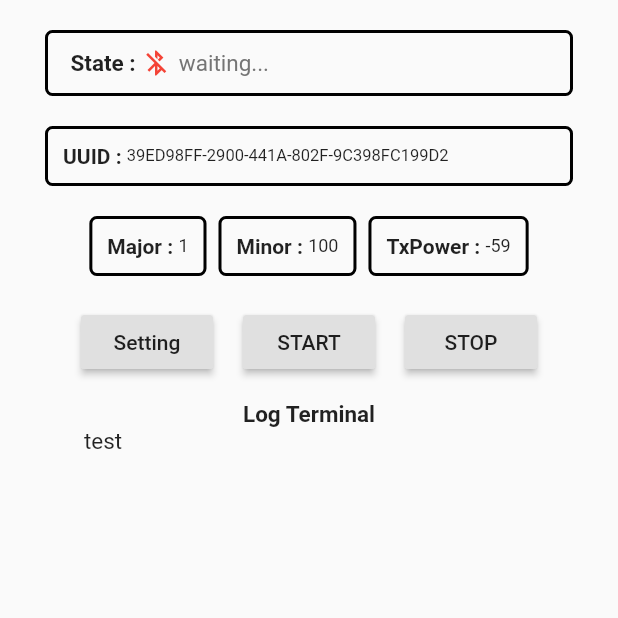
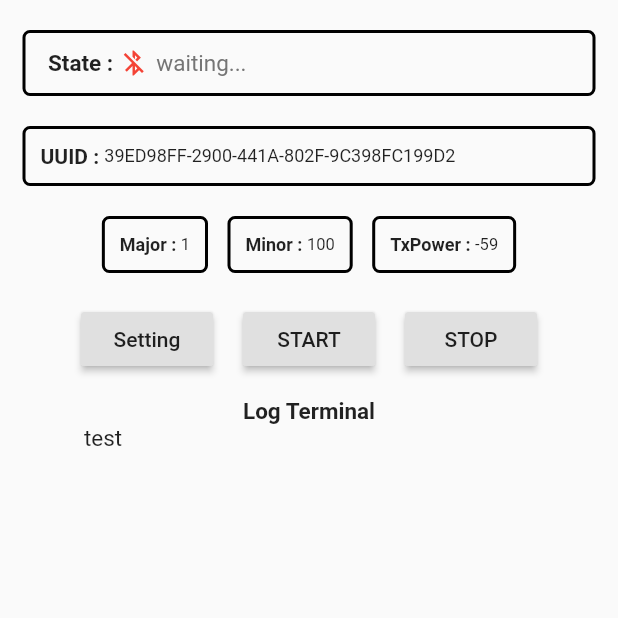
Before and after one commit to Hitbee-dev/BLE_Create_flutter, a Flutter app: the screen it shows after launch, on a phone screen of 412 x 824 dp, the top half of it. Run offline on Flutter 3.47's test engine with Material 2 defaults, Android fonts, the phone set to English and light mode, and no system bars; our stand-ins replace get; missing offline and left inert: beacon_broadcast.

Commit message:
homeLayout Modify

```diff
--- a/lib/home/home.dart
+++ b/lib/home/home.dart
@@ -89,7 +89,7 @@ class _HomeState extends State<Home> {
     final statefontcolor = [Colors.grey[600], Colors.black];
 
     return Container(
-      margin: const EdgeInsets.only(left: 30, right: 30, top: 20),
+      margin: const EdgeInsets.only(left: 15, right: 15, top: 20),
       padding: const EdgeInsets.all(10.0),
       decoration: BoxDecoration(
           border: Border.all(color: Colors.black, width: 2),
@@ -124,7 +124,7 @@ class _HomeState extends State<Home> {
 
   Widget _SetUUID() {
     return Container(
-        margin: const EdgeInsets.only(left: 30, right: 30, top: 20, bottom: 20),
+        margin: const EdgeInsets.only(left: 15, right: 15, top: 20, bottom: 20),
         padding: const EdgeInsets.all(10.0),
         decoration: BoxDecoration(
             border: Border.all(color: Colors.black, width: 2),
@@ -132,52 +132,55 @@ class _HomeState extends State<Home> {
         child: Row(
           children: [
             Text("UUID : ", style: TextStyle(fontWeight: FontWeight.bold)),
-            Text("${uuid}", style: TextStyle(fontSize: 11))
+            Text("${uuid}", style: TextStyle(fontSize: 12))
           ],
         ));
   }
 
   Widget _SetMajor() {
     return Container(
-        margin: const EdgeInsets.only(left: 30, bottom: 20),
+        margin: const EdgeInsets.only(left: 15, bottom: 20),
         padding: const EdgeInsets.all(10.0),
         decoration: BoxDecoration(
             border: Border.all(color: Colors.black, width: 2),
             borderRadius: BorderRadius.all(Radius.circular(5))),
         child: Row(
           children: [
-            Text("Major : ", style: TextStyle(fontWeight: FontWeight.bold)),
-            Text("${majorId}", style: TextStyle(fontSize: 12))
+            Text("Major : ",
+                style: TextStyle(fontWeight: FontWeight.bold, fontSize: 12)),
+            Text("${majorId}", style: TextStyle(fontSize: 11))
           ],
         ));
   }
 
   Widget _SetMinor() {
     return Container(
-        margin: const EdgeInsets.only(left: 8, right: 8, bottom: 20),
+        margin: const EdgeInsets.only(left: 13, right: 13, bottom: 20),
         padding: const EdgeInsets.all(10.0),
         decoration: BoxDecoration(
             border: Border.all(color: Colors.black, width: 2),
             borderRadius: BorderRadius.all(Radius.circular(5))),
         child: Row(
           children: [
-            Text("Minor : ", style: TextStyle(fontWeight: FontWeight.bold)),
-            Text("${minorId}", style: TextStyle(fontSize: 12))
+            Text("Minor : ",
+                style: TextStyle(fontWeight: FontWeight.bold, fontSize: 12)),
+            Text("${minorId}", style: TextStyle(fontSize: 11))
           ],
         ));
   }
 
   Widget _SetTxPower() {
     return Container(
-        margin: const EdgeInsets.only(right: 30, bottom: 20),
+        margin: const EdgeInsets.only(right: 15, bottom: 20),
         padding: const EdgeInsets.all(10.0),
         decoration: BoxDecoration(
             border: Border.all(color: Colors.black, width: 2),
             borderRadius: BorderRadius.all(Radius.circular(5))),
         child: Row(
           children: [
-            Text("TxPower : ", style: TextStyle(fontWeight: FontWeight.bold)),
-            Text("${transmissionPower}", style: TextStyle(fontSize: 12))
+            Text("TxPower : ",
+                style: TextStyle(fontWeight: FontWeight.bold, fontSize: 12)),
+            Text("${transmissionPower}", style: TextStyle(fontSize: 11))
           ],
         ));
   }
```
